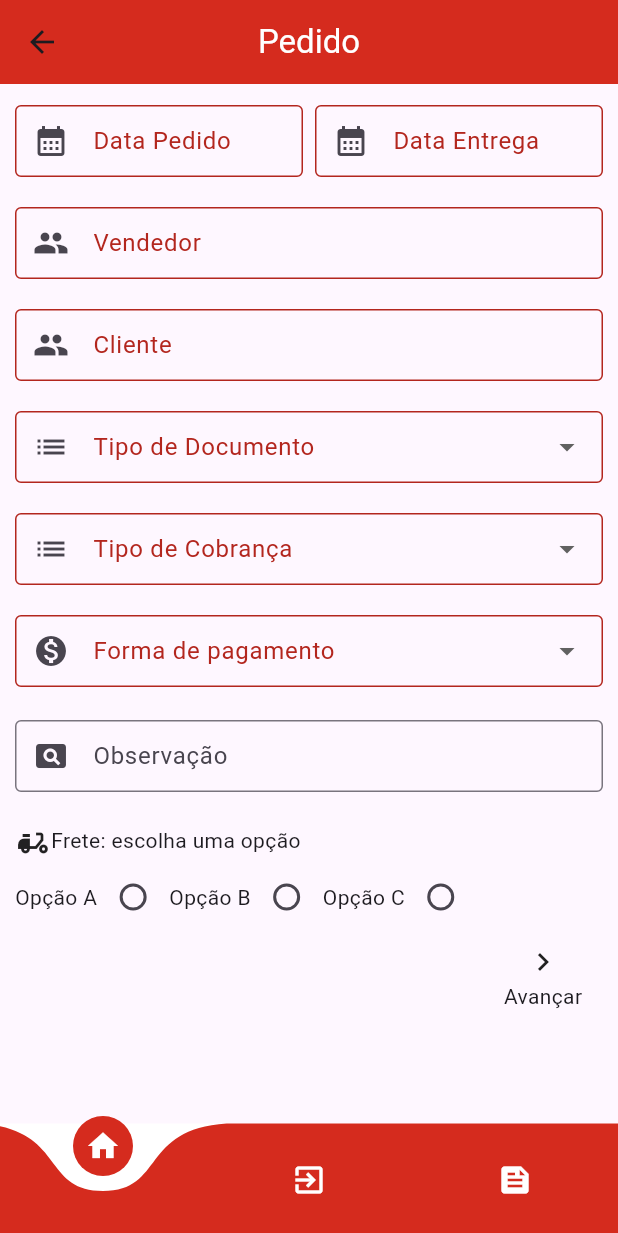
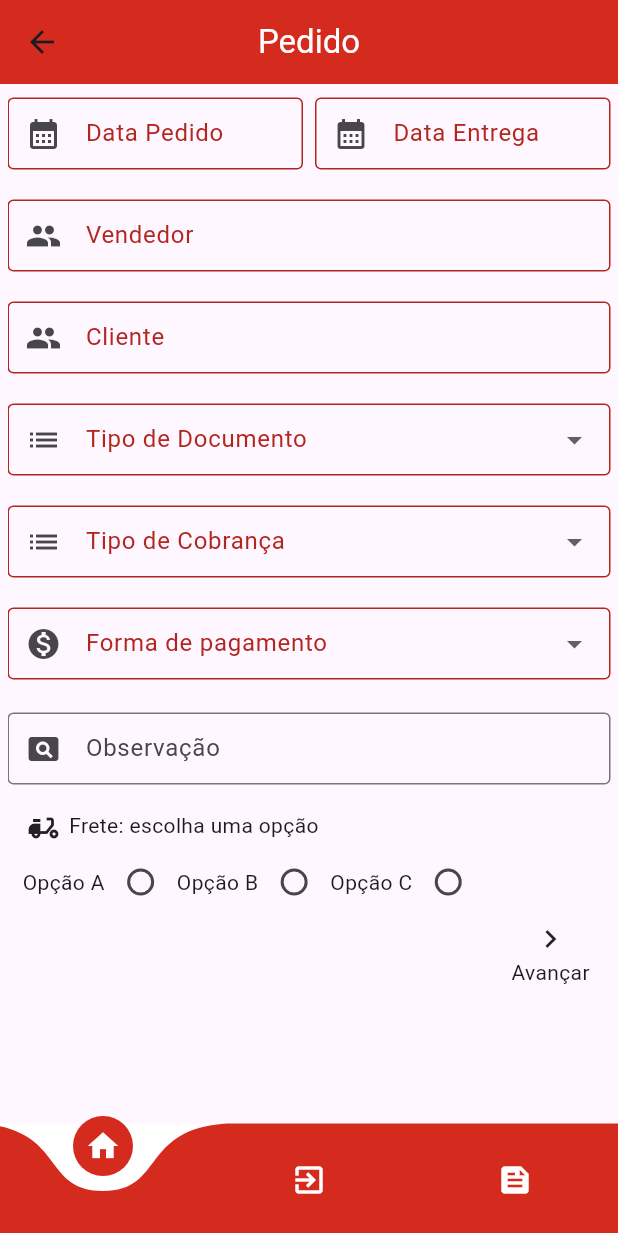
Before and after one commit to kelidss/StikVendas, a Flutter app: the EstoquePage screen opened by its route, after a tap on "Pedido", on a phone screen of 412 x 824 dp. Shown: the top 1233 px of the screen. Run offline on Flutter 3.47's test engine with Material 3 defaults, Android fonts, the phone set to English and light mode, and no system bars; drawn by our look-alikes of curved_navigation_bar; our stand-ins replace awesome_dialog, carousel_slider, mask_text_input_formatter, percent_indicator.

Commit message:
ajustes em rotas

```diff
--- a/lib/Views/EstoquePage.dart
+++ b/lib/Views/EstoquePage.dart
@@ -115,24 +115,9 @@ class _EstoquePageState extends State<EstoquePage> {
           ),
           centerTitle: true,
           backgroundColor: const Color(0xFFD52B1E),
-          leading: IconButton(
-            icon: const Icon(Icons.keyboard_backspace_sharp),
-            onPressed: () {},
-          ),
         ),
         body: ListView(
           children: [
-            TextField(
-              controller: _searchController,
-              onChanged: _filterData,
-              decoration: const InputDecoration(
-                labelText: '  Procurar...',
-                suffixIcon: Icon(Icons.search),
-              ),
-            ),
-            const SizedBox(
-              height: 3,
-            ),
             PaginatedDataTable(
               source: _EstoqueDataSource(_filteredData, _containsItems),
               showFirstLastButtons: true,
@@ -142,6 +127,16 @@ class _EstoquePageState extends State<EstoquePage> {
                     label: Text('Descrição', textAlign: TextAlign.center)),
                 DataColumn(label: Text('Estoque')),
               ],
+              header: TextField(
+                onChanged: _filterData,
+                decoration: const InputDecoration(
+                  labelText: 'Procurar...',
+                  suffixIcon: Icon(Icons.search),
+                ),
+              ),
+            ),
+            const SizedBox(
+              height: 3,
             ),
           ],
         ),
--- a/lib/Views/PedidoPage.dart
+++ b/lib/Views/PedidoPage.dart
@@ -1,5 +1,6 @@
 // ignore_for_file: use_build_context_synchronously, prefer_const_constructors
 import 'package:flutter/material.dart';
+import 'package:flutter/services.dart';
 import 'package:mask_text_input_formatter/mask_text_input_formatter.dart';
 import 'package:awesome_dialog/awesome_dialog.dart';
 import 'package:curved_navigation_bar/curved_navigation_bar.dart';
@@ -7,6 +8,7 @@ import 'package:stik_vendas/Controllers/Controller_Pedido.dart';
 import 'package:stik_vendas/Views/FeedsPage.dart';
 import 'package:stik_vendas/Views/HomePage.dart';
 import 'package:stik_vendas/Views/LoginPage.dart';
+import 'package:intl/intl.dart';
 
 class PedidoPage extends StatefulWidget {
   const PedidoPage({Key? key}) : super(key: key);
@@ -106,7 +108,7 @@ class _PedidoPageState extends State<PedidoPage> {
         backgroundColor: const Color(0xFFD52B1E),
       ),
       body: Padding(
-          padding: const EdgeInsets.all(10.0),
+        padding: const EdgeInsets.all(5.0),
         child: PageView(
           physics: const NeverScrollableScrollPhysics(),
           controller: _pageController,
@@ -207,8 +209,7 @@ class _PedidoPageState extends State<PedidoPage> {
                       labelText: 'Vendedor',
                       floatingLabelStyle: MaterialStateTextStyle.resolveWith(
                           (Set<MaterialState> states) {
-                          final Color color =
-                              states.contains(MaterialState.error)
+                        final Color color = states.contains(MaterialState.error)
                             ? Theme.of(context).colorScheme.error
                             : Colors.green;
                         return TextStyle(color: color, letterSpacing: 1);
@@ -316,8 +317,7 @@ class _PedidoPageState extends State<PedidoPage> {
                       labelText: 'Tipo de Cobrança',
                       floatingLabelStyle: MaterialStateTextStyle.resolveWith(
                           (Set<MaterialState> states) {
-                          final Color color =
-                              states.contains(MaterialState.error)
+                        final Color color = states.contains(MaterialState.error)
                             ? Theme.of(context).colorScheme.error
                             : Colors.green;
                         return TextStyle(color: color, letterSpacing: 1);
@@ -356,8 +356,7 @@ class _PedidoPageState extends State<PedidoPage> {
                       labelText: 'Forma de pagamento',
                       floatingLabelStyle: MaterialStateTextStyle.resolveWith(
                           (Set<MaterialState> states) {
-                          final Color color =
-                              states.contains(MaterialState.error)
+                        final Color color = states.contains(MaterialState.error)
                             ? Theme.of(context).colorScheme.error
                             : Colors.green;
                         return TextStyle(color: color, letterSpacing: 1);
@@ -381,15 +380,28 @@ class _PedidoPageState extends State<PedidoPage> {
                       border: OutlineInputBorder(),
                       isDense: false,
                       floatingLabelBehavior: FloatingLabelBehavior.auto,
-                        contentPadding:
-                            EdgeInsets.symmetric(vertical: 10, horizontal: 20)),
+                      contentPadding: EdgeInsets.symmetric(
+                        vertical: 10,
+                        horizontal: 20,
+                      )),
                 ),
-                  const SizedBox(height: 70),
+                Padding(
+                  padding: EdgeInsets.only(bottom: 65),
+                ),
+                const SizedBox(
+                  width: 12,
+                ),
                 Icon(Icons.delivery_dining),
-                  SizedBox(height: 1),
+                SizedBox(
+                  height: 0,
+                  width: 5,
+                ),
                 Text('Frete: escolha uma opção'),
                 Row(
                   children: <Widget>[
+                    const SizedBox(
+                      width: 10,
+                    ),
                     const Text('Opção A'),
                     Radio<String>(
                       value: 'Opção A',
@@ -422,7 +434,7 @@ class _PedidoPageState extends State<PedidoPage> {
                     ),
                   ],
                 ),
-                  const SizedBox(height: 55),
+                const SizedBox(height: 50),
                 Expanded(
                   child: Row(
                     mainAxisAlignment: MainAxisAlignment.end,
@@ -441,7 +453,7 @@ class _PedidoPageState extends State<PedidoPage> {
                                       Icons.navigate_next,
                                       // size:18
                                     ),
-                                      SizedBox(height: 1),
+                                    SizedBox(height: 0),
                                     Text('Avançar')
                                   ]))),
                     ],
@@ -486,8 +498,7 @@ class _PedidoPageState extends State<PedidoPage> {
                       isDense: true,
                       floatingLabelStyle: MaterialStateTextStyle.resolveWith(
                           (Set<MaterialState> states) {
-                          final Color color =
-                              states.contains(MaterialState.error)
+                        final Color color = states.contains(MaterialState.error)
                             ? Theme.of(context).colorScheme.error
                             : Colors.green;
                         return TextStyle(color: color, letterSpacing: 1);
@@ -527,8 +538,7 @@ class _PedidoPageState extends State<PedidoPage> {
                       isDense: true,
                       floatingLabelStyle: MaterialStateTextStyle.resolveWith(
                           (Set<MaterialState> states) {
-                          final Color color =
-                              states.contains(MaterialState.error)
+                        final Color color = states.contains(MaterialState.error)
                             ? Theme.of(context).colorScheme.error
                             : Colors.green;
                         return TextStyle(color: color, letterSpacing: 1);
@@ -553,8 +563,7 @@ class _PedidoPageState extends State<PedidoPage> {
                       isDense: true,
                       floatingLabelStyle: MaterialStateTextStyle.resolveWith(
                           (Set<MaterialState> states) {
-                          final Color color =
-                              states.contains(MaterialState.error)
+                        final Color color = states.contains(MaterialState.error)
                             ? Theme.of(context).colorScheme.error
                             : Colors.green;
                         return TextStyle(color: color, letterSpacing: 1);
@@ -589,9 +598,7 @@ class _PedidoPageState extends State<PedidoPage> {
                       ),
                       contentPadding: const EdgeInsets.symmetric(
                           vertical: 10, horizontal: 20)),
-                    inputFormatters: [
-                      MaskTextInputFormatter(mask: '#,####.##')
-                    ],
+                  inputFormatters: [MaskTextInputFormatter(mask: '#,####.##')],
                   keyboardType: TextInputType.number,
                   validator: (String? value) {
                     if (value == null || value == '') {
@@ -601,31 +608,6 @@ class _PedidoPageState extends State<PedidoPage> {
                   },
                   autovalidateMode: AutovalidateMode.always,
                 ),
-                  /*     const SizedBox(height: 55),
-                TextFormField(
-                  controller: OcClienteController,
-                  decoration: InputDecoration(
-                      prefixIcon: const Icon(Icons.shopping_bag),
-                      labelText: 'OC Cliente',
-                      border: const OutlineInputBorder(),
-                      isDense: true,
-                      floatingLabelStyle: MaterialStateTextStyle.resolveWith(
-                          (Set<MaterialState> states) {
-                        final Color color = states.contains(MaterialState.error)
-                            ? Theme.of(context).colorScheme.error
-                            : Colors.green;
-                        return TextStyle(color: color, letterSpacing: 1);
-                      }),
-                      contentPadding: const EdgeInsets.symmetric(
-                          vertical: 10, horizontal: 20)),
-                  validator: (String? value) {
-                    if (value == null || value == '') {
-                      return '';
-                    }
-                    return null;
-                  },
-                  autovalidateMode: AutovalidateMode.always,
-                ),*/
                 const SizedBox(height: 55),
                 TextFormField(
                   controller: VrBaseController,
@@ -647,8 +629,10 @@ class _PedidoPageState extends State<PedidoPage> {
                       contentPadding: const EdgeInsets.symmetric(
                           vertical: 10, horizontal: 20)),
                   inputFormatters: [
-                      MaskTextInputFormatter(mask: '#.####,##')
+                    FilteringTextInputFormatter.digitsOnly,
+                    CurrencyPtBrInputFormatter()
                   ],
+                  //   inputFormatters: [MaskTextInputFormatter(mask: '#.####,##')],
                   keyboardType: TextInputType.number,
                   validator: (String? value) {
                     if (value == null || value == '') {
@@ -678,7 +662,8 @@ class _PedidoPageState extends State<PedidoPage> {
                       contentPadding: const EdgeInsets.symmetric(
                           vertical: 10, horizontal: 20)),
                   inputFormatters: [
-                      MaskTextInputFormatter(mask: '#.####,##')
+                    FilteringTextInputFormatter.digitsOnly,
+                    CurrencyPtBrInputFormatter()
                   ],
                   keyboardType: TextInputType.number,
                   validator: (String? value) {
@@ -697,8 +682,7 @@ class _PedidoPageState extends State<PedidoPage> {
                         border: const OutlineInputBorder(),
                         isDense: true,
                         labelText: 'Valor Bruto',
-                          floatingLabelStyle:
-                              MaterialStateTextStyle.resolveWith(
+                        floatingLabelStyle: MaterialStateTextStyle.resolveWith(
                           (Set<MaterialState> states) {
                             final Color color =
                                 states.contains(MaterialState.error)
@@ -710,7 +694,8 @@ class _PedidoPageState extends State<PedidoPage> {
                         contentPadding: const EdgeInsets.symmetric(
                             vertical: 10, horizontal: 20)),
                     inputFormatters: [
-                        MaskTextInputFormatter(mask: '#.####,##')
+                      FilteringTextInputFormatter.digitsOnly,
+                      CurrencyPtBrInputFormatter()
                     ],
                     keyboardType: TextInputType.number,
                     validator: (String? value) {
@@ -768,12 +753,23 @@ class _PedidoPageState extends State<PedidoPage> {
                               VrBrutoController.text.isNotEmpty) {
                             // Todos os campos estão preenchidos, então você pode gravar os dados
                             // Aqui você colocaria a lógica para gravar os dados
-                              AwesomeDialog(
+                            showDialog(
                               context: context,
-                                dialogType: DialogType.success,
-                                animType: AnimType.scale,
-                                title: 'Gravado com sucesso',
-                                btnOkOnPress: () {
+                              builder: (BuildContext context) {
+                                return AlertDialog(
+                                  title: const Text('Pedido feito!'),
+                                  content: Text('Gravado com sucesso',
+                                      textAlign: TextAlign.center),
+                                  shadowColor: Colors.red,
+                                  icon: (Icon(Icons.verified)),
+                                  actions: <Widget>[
+                                    InkWell(
+                                      child: Text("Fechar"),
+                                      onTap: () {
+                                        //  dialogType: DialogType.success,
+                                        //   animType: AnimType.scale,
+                                        //title: 'Gravado com sucesso',
+                                        //  btnOkOnPress: () {
                                         // Limpa os campos antes de voltar para a página de pedidos
                                         DtPedidoController.clear();
                                         DtEntregaController.clear();
@@ -791,10 +787,18 @@ class _PedidoPageState extends State<PedidoPage> {
                                         Navigator.push(
                                             context,
                                             MaterialPageRoute(
-                                        builder: (context) => PedidoPage()),
+                                                builder: (context) =>
+                                                    PedidoPage()));
+                                      },
+                                    )
+                                  ],
                                 );
                               },
-                              ).show();
+                            );
+
+                            //   );
+                            // },
+                            //  ).show();
                           } else {
                             showDialog(
                               context: context,
@@ -876,3 +880,20 @@ class _PedidoPageState extends State<PedidoPage> {
     );
   }
 }
+
+class CurrencyPtBrInputFormatter extends TextInputFormatter {
+  TextEditingValue formatEditUpdate(
+      TextEditingValue oldValue, TextEditingValue newValue) {
+    if (newValue.selection.baseOffset == 0) {
+      return newValue;
+    }
+
+    double value = double.parse(newValue.text);
+    final formatter = new NumberFormat("#,##0.00", "pt_BR");
+    String newText = "R\$ " + formatter.format(value / 100);
+
+    return newValue.copyWith(
+        text: newText,
+        selection: new TextSelection.collapsed(offset: newText.length));
+  }
+}
```
Also changed, not shown: lib/Views/para_estudar.dart (added, +28 -0 lines). Lines whose indentation alone changed are shown as unchanged.
